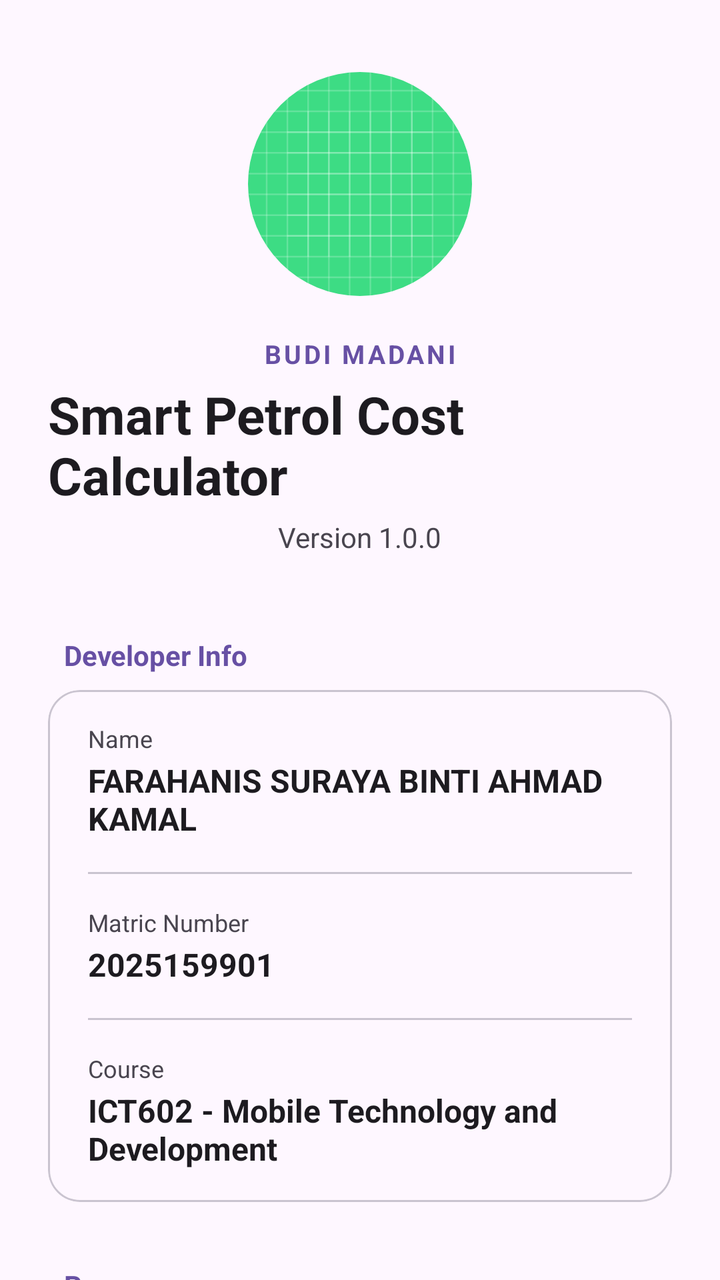
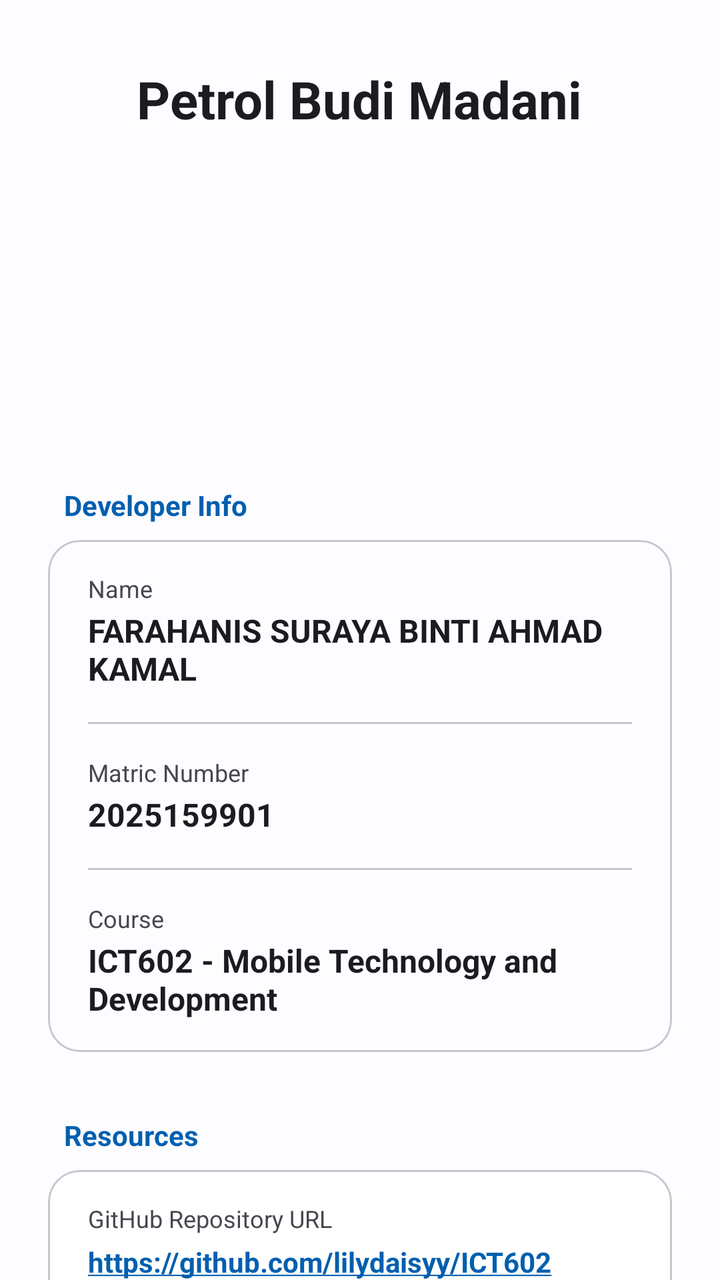

The first picture is an Android layout as it rendered before a commit; the second is the same layout after the commit. The layout source and the unified diff follow.
<!-- AndroidManifest.xml: application theme Theme.BudiMadani -->
<!-- res/layout/about.xml -->
<?xml version="1.0" encoding="utf-8"?>
<androidx.core.widget.NestedScrollView xmlns:android="http://schemas.android.com/apk/res/android"
    xmlns:app="http://schemas.android.com/apk/res-auto"
    android:id="@+id/aboutScrollView"
    android:layout_width="match_parent"
    android:layout_height="match_parent"
    android:background="?attr/colorSurface"
    android:fillViewport="true">

    <LinearLayout
        android:layout_width="match_parent"
        android:layout_height="wrap_content"
        android:orientation="vertical"
        android:padding="24dp">

        <LinearLayout
            android:layout_width="match_parent"
            android:layout_height="wrap_content"
            android:orientation="vertical"
            android:gravity="center"
            android:layout_marginTop="8dp"
            android:layout_marginBottom="40dp">

            <com.google.android.material.imageview.ShapeableImageView
                android:id="@+id/imgAppIcon"
                android:layout_width="120dp"
                android:layout_height="120dp"
                android:contentDescription="Developer Profile Picture"
                android:src="@drawable/mylogo_background"
                android:padding="4dp"
                android:background="@android:color/transparent"
                app:shapeAppearanceOverlay="@style/ShapeAppearance.Material3.Corner.Full"
                android:layout_marginBottom="16dp"/>

            <TextView
                android:layout_width="wrap_content"
                android:layout_height="wrap_content"
                android:text="BUDI MADANI"
                android:textSize="13sp"
                android:textStyle="bold"
                android:letterSpacing="0.1"
                android:textColor="?attr/colorPrimary"
                android:layout_marginBottom="4dp"/>

            <TextView
                android:id="@+id/tvAboutTitle"
                android:layout_width="wrap_content"
                android:layout_height="wrap_content"
                android:text="Smart Petrol Cost Calculator"
                android:textSize="26sp"
                android:textStyle="bold"
                android:textColor="?attr/colorOnSurface"/>

            <TextView
                android:id="@+id/tvAboutDescription"
                android:layout_width="wrap_content"
                android:layout_height="wrap_content"
                android:text="Version 1.0.0"
                android:textSize="14sp"
                android:textColor="?attr/colorOnSurfaceVariant"
                android:layout_marginTop="4dp"/>
        </LinearLayout>

        <TextView
            android:layout_width="wrap_content"
            android:layout_height="wrap_content"
            android:text="Developer Info"
            android:textSize="14sp"
            android:textStyle="bold"
            android:textColor="?attr/colorPrimary"
            android:layout_marginStart="8dp"
            android:layout_marginBottom="8dp"/>

        <com.google.android.material.card.MaterialCardView
            android:layout_width="match_parent"
            android:layout_height="wrap_content"
            app:cardElevation="0dp"
            app:strokeWidth="1dp"
            app:strokeColor="?attr/colorOutlineVariant"
            app:cardBackgroundColor="@android:color/transparent"
            app:cardCornerRadius="16dp"
            android:layout_marginBottom="32dp">

            <LinearLayout
                android:layout_width="match_parent"
                android:layout_height="wrap_content"
                android:orientation="vertical">

                <LinearLayout
                    android:layout_width="match_parent"
                    android:layout_height="wrap_content"
                    android:orientation="vertical"
                    android:paddingHorizontal="20dp"
                    android:paddingVertical="16dp">
                    <TextView
                        android:layout_width="wrap_content"
                        android:layout_height="wrap_content"
                        android:text="Name"
                        android:textSize="12sp"
                        android:textColor="?attr/colorOnSurfaceVariant"/>
                    <TextView
                        android:id="@+id/tvAuthorName"
                        android:layout_width="wrap_content"
                        android:layout_height="wrap_content"
                        android:text="FARAHANIS SURAYA BINTI AHMAD KAMAL"
                        android:textSize="16sp"
                        android:textStyle="bold"
                        android:textColor="?attr/colorOnSurface"
                        android:layout_marginTop="2dp"/>
                </LinearLayout>

                <View
                    android:layout_width="match_parent"
                    android:layout_height="1dp"
                    android:background="?attr/colorOutlineVariant"
                    android:layout_marginHorizontal="20dp"/>

                <LinearLayout
                    android:layout_width="match_parent"
                    android:layout_height="wrap_content"
                    android:orientation="vertical"
                    android:paddingHorizontal="20dp"
                    android:paddingVertical="16dp">
                    <TextView
                        android:layout_width="wrap_content"
                        android:layout_height="wrap_content"
                        android:text="Matric Number"
                        android:textSize="12sp"
                        android:textColor="?attr/colorOnSurfaceVariant"/>
                    <TextView
                        android:id="@+id/tvMatricNo"
                        android:layout_width="wrap_content"
                        android:layout_height="wrap_content"
                        android:text="2025159901"
                        android:textSize="16sp"
                        android:textStyle="bold"
                        android:textColor="?attr/colorOnSurface"
                        android:layout_marginTop="2dp"/>
                </LinearLayout>

                <View
                    android:layout_width="match_parent"
                    android:layout_height="1dp"
                    android:background="?attr/colorOutlineVariant"
                    android:layout_marginHorizontal="20dp"/>

                <LinearLayout
                    android:layout_width="match_parent"
                    android:layout_height="wrap_content"
                    android:orientation="vertical"
                    android:paddingHorizontal="20dp"
                    android:paddingVertical="16dp">
                    <TextView
                        android:layout_width="wrap_content"
                        android:layout_height="wrap_content"
                        android:text="Course"
                        android:textSize="12sp"
                        android:textColor="?attr/colorOnSurfaceVariant"/>
                    <TextView
                        android:id="@+id/tvCourseName"
                        android:layout_width="wrap_content"
                        android:layout_height="wrap_content"
                        android:text="ICT602 - Mobile Technology and Development"
                        android:textSize="16sp"
                        android:textStyle="bold"
                        android:textColor="?attr/colorOnSurface"
                        android:layout_marginTop="2dp"/>
                </LinearLayout>

            </LinearLayout>
        </com.google.android.material.card.MaterialCardView>

        <TextView
            android:layout_width="wrap_content"
            android:layout_height="wrap_content"
            android:text="Resources"
            android:textSize="14sp"
            android:textStyle="bold"
            android:textColor="?attr/colorPrimary"
            android:layout_marginStart="8dp"
            android:layout_marginBottom="8dp"/>

        <com.google.android.material.card.MaterialCardView
            android:layout_width="match_parent"
            android:layout_height="wrap_content"
            app:cardElevation="0dp"
            app:strokeWidth="1dp"
            app:strokeColor="?attr/colorOutlineVariant"
            app:cardBackgroundColor="?attr/colorSurfaceContainerLowest"
            app:cardCornerRadius="16dp">

            <LinearLayout
                android:layout_width="match_parent"
                android:layout_height="wrap_content"
                android:orientation="vertical"
                android:paddingHorizontal="20dp"
                android:paddingVertical="16dp">

                <TextView
                    android:layout_width="wrap_content"
                    android:layout_height="wrap_content"
                    android:text="GitHub Repository URL"
                    android:textSize="12sp"
                    android:textColor="?attr/colorOnSurfaceVariant"/>

                <TextView
                    android:id="@+id/tvGithubUrl"
                    android:layout_width="match_parent"
                    android:layout_height="wrap_content"
                    android:layout_marginTop="4dp"
                    android:text="https://github.com/lilydaisyy/ICT602-Petrol-Budi-Madani"
                    android:textColor="?attr/colorPrimary"
                    android:textSize="14sp"
                    android:textStyle="bold"
                    android:autoLink="web"
                    android:linksClickable="true" />
            </LinearLayout>
        </com.google.android.material.card.MaterialCardView>

        <TextView
            android:id="@+id/tvCopyright"
            android:layout_width="match_parent"
            android:layout_height="wrap_content"
            android:layout_marginTop="40dp"
            android:layout_marginBottom="16dp"
            android:gravity="center"
            android:text="© 2026 Petrol Calculator\nAll rights reserved."
            android:textColor="?attr/colorOutline"
            android:textSize="12sp" />

    </LinearLayout>

</androidx.core.widget.NestedScrollView>
<!-- resources referenced by this layout -->
<resources>
  <!-- drawable mylogo_background: vector/xml drawable (drawable, 4866 chars, omitted) -->
  <style name="Theme.BudiMadani" parent="Base.Theme.BudiMadani" />
  <style name="Base.Theme.BudiMadani" parent="Theme.Material3.DayNight.NoActionBar">
          
          
      </style>
</resources>

<!-- the commit's change to res/layout/about.xml (unified diff, before → after) -->
@@ -21,44 +21,27 @@
             android:layout_marginTop="8dp"
             android:layout_marginBottom="40dp">
 
+            <TextView
+                android:id="@+id/tvAboutTitle"
+                android:layout_width="wrap_content"
+                android:layout_height="wrap_content"
+                android:text="Petrol Budi Madani"
+                android:textSize="26sp"
+                android:textStyle="bold"
+                android:textColor="?attr/colorOnSurface"/>
+
+
             <com.google.android.material.imageview.ShapeableImageView
                 android:id="@+id/imgAppIcon"
                 android:layout_width="120dp"
                 android:layout_height="120dp"
                 android:contentDescription="Developer Profile Picture"
-                android:src="@drawable/mylogo_background"
-                android:padding="4dp"
+                android:src="@mipmap/mylogo_round"
+                android:padding="0dp"
                 android:background="@android:color/transparent"
                 app:shapeAppearanceOverlay="@style/ShapeAppearance.Material3.Corner.Full"
                 android:layout_marginBottom="16dp"/>
 
-            <TextView
-                android:layout_width="wrap_content"
-                android:layout_height="wrap_content"
-                android:text="BUDI MADANI"
-                android:textSize="13sp"
-                android:textStyle="bold"
-                android:letterSpacing="0.1"
-                android:textColor="?attr/colorPrimary"
-                android:layout_marginBottom="4dp"/>
-
-            <TextView
-                android:id="@+id/tvAboutTitle"
-                android:layout_width="wrap_content"
-                android:layout_height="wrap_content"
-                android:text="Smart Petrol Cost Calculator"
-                android:textSize="26sp"
-                android:textStyle="bold"
-                android:textColor="?attr/colorOnSurface"/>
-
-            <TextView
-                android:id="@+id/tvAboutDescription"
-                android:layout_width="wrap_content"
-                android:layout_height="wrap_content"
-                android:text="Version 1.0.0"
-                android:textSize="14sp"
-                android:textColor="?attr/colorOnSurfaceVariant"
-                android:layout_marginTop="4dp"/>
         </LinearLayout>
 
         <TextView
@@ -224,7 +207,7 @@
             android:layout_marginTop="40dp"
             android:layout_marginBottom="16dp"
             android:gravity="center"
-            android:text="© 2026 Petrol Calculator\nAll rights reserved."
+            android:text="© 2026 Petrol Budi Madani\nAll rights reserved."
             android:textColor="?attr/colorOutline"
             android:textSize="12sp" />
 
<!-- resource entries referenced after the edit -->
@@ -1,10 +1,22 @@
 <!-- resources referenced by this layout -->
 <resources>
+  <!-- mipmap mylogo_round (mipmap-anydpi-v26) -->
+  <?xml version="1.0" encoding="utf-8"?>
+  <adaptive-icon xmlns:android="http://schemas.android.com/apk/res/android">
+      <background android:drawable="@drawable/mylogo_background"/>
+      <foreground android:drawable="@mipmap/mylogo_foreground"/>
+      <monochrome android:drawable="@mipmap/mylogo_foreground"/>
+  </adaptive-icon>
+  <style name="Theme.BudiMadani" parent="Theme.Material3.DayNight.NoActionBar">
+  
+              <item name="colorPrimary">#005FAF</item>
+              <item name="colorPrimaryContainer">#D1E4FF</item>
+              <item name="colorOnPrimaryContainer">#001D36</item>
+              <item name="colorSecondaryContainer">#E0E2EC</item>
+              <item name="colorOnSecondaryContainer">#1A1C1E</item>
+              <item name="colorSurface">#FDFCFF</item>
+              <item name="colorSurfaceContainerHigh">#F5F6FA</item>
+          </style>
   <!-- drawable mylogo_background: vector/xml drawable (drawable, 4866 chars, omitted) -->
-  <style name="Theme.BudiMadani" parent="Base.Theme.BudiMadani" />
-  <style name="Base.Theme.BudiMadani" parent="Theme.Material3.DayNight.NoActionBar">
-          
-          
-      </style>
 </resources>
 
